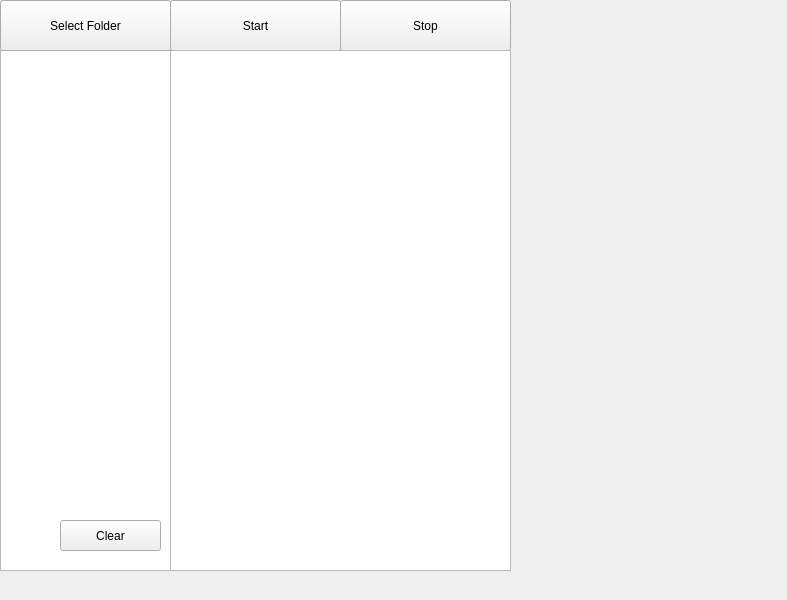
Old version of the form gui.ui in the repository ilya1200/gui-project.
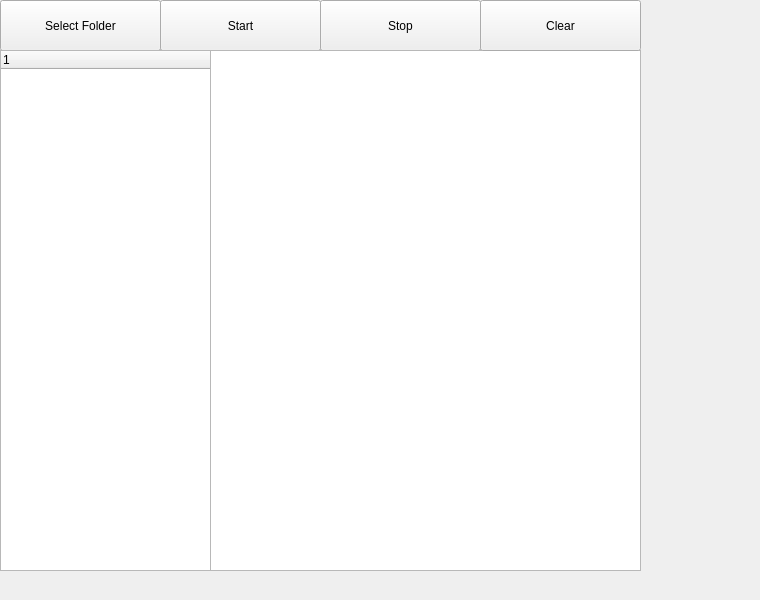
New version of the form.

The edit to the form file:
```diff
--- a/gui.ui
+++ b/gui.ui
@@ -6,7 +6,7 @@
    <rect>
     <x>0</x>
     <y>0</y>
-    <width>787</width>
+    <width>760</width>
     <height>600</height>
    </rect>
   </property>
@@ -14,22 +14,12 @@
    <string>MainWindow</string>
   </property>
   <widget class="QWidget" name="centralwidget">
-   <widget class="QListWidget" name="listWidget">
-    <property name="geometry">
-     <rect>
-      <x>0</x>
-      <y>50</y>
-      <width>171</width>
-      <height>521</height>
-     </rect>
-    </property>
-   </widget>
    <widget class="QPushButton" name="select_folder_btn">
     <property name="geometry">
      <rect>
       <x>0</x>
       <y>0</y>
-      <width>171</width>
+      <width>161</width>
       <height>51</height>
      </rect>
     </property>
@@ -40,9 +30,9 @@
    <widget class="QPushButton" name="stop_btn">
     <property name="geometry">
      <rect>
-      <x>340</x>
+      <x>320</x>
       <y>0</y>
-      <width>171</width>
+      <width>161</width>
       <height>51</height>
      </rect>
     </property>
@@ -53,9 +43,9 @@
    <widget class="QPushButton" name="start_btn">
     <property name="geometry">
      <rect>
-      <x>170</x>
+      <x>160</x>
       <y>0</y>
-      <width>171</width>
+      <width>161</width>
       <height>51</height>
      </rect>
     </property>
@@ -66,9 +56,9 @@
    <widget class="QTextBrowser" name="logBrowser">
     <property name="geometry">
      <rect>
-      <x>170</x>
+      <x>210</x>
       <y>50</y>
-      <width>341</width>
+      <width>431</width>
       <height>521</height>
      </rect>
     </property>
@@ -76,16 +66,31 @@
    <widget class="QPushButton" name="clear_btn">
     <property name="geometry">
      <rect>
-      <x>60</x>
-      <y>520</y>
-      <width>101</width>
-      <height>31</height>
+      <x>480</x>
+      <y>0</y>
+      <width>161</width>
+      <height>51</height>
      </rect>
     </property>
     <property name="text">
      <string>Clear</string>
     </property>
    </widget>
+   <widget class="QTreeWidget" name="treeWidget">
+    <property name="geometry">
+     <rect>
+      <x>0</x>
+      <y>50</y>
+      <width>211</width>
+      <height>521</height>
+     </rect>
+    </property>
+    <column>
+     <property name="text">
+      <string notr="true">1</string>
+     </property>
+    </column>
+   </widget>
   </widget>
  </widget>
  <resources/>
```
